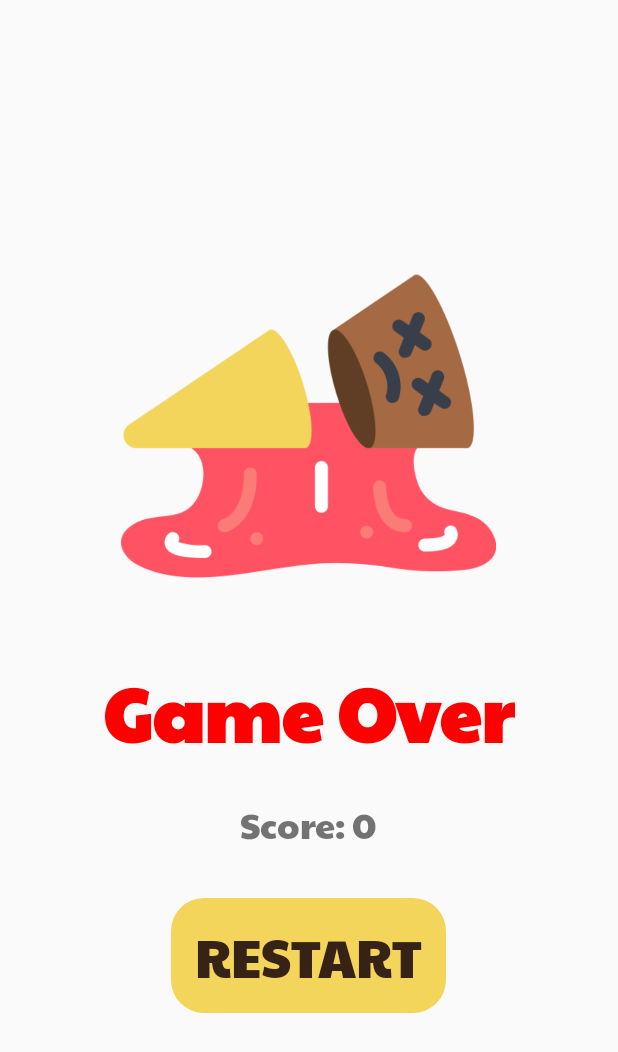
After one commit to SabaAnsari2002/Collecting-Game, an Android app built with Jetpack Compose: the GameOverActivity screen opened directly, with no data from a screen before it, on a phone screen of 412 x 824 dp. The commit adds this screen. Shown: the top 1052 px of the screen. Run offline under Robolectric (Android 15) with nearby library versions, the phone set to English and light mode, and no system bars.

Commit message:
fourth commit

```diff
--- /dev/null
+++ b/app/src/main/java/com/saba/collectinggame/GameOverActivity.kt
@@ -0,0 +1,33 @@
+package com.saba.collectinggame
+
+import android.content.Intent
+import android.os.Bundle
+import android.os.Handler
+import android.widget.Button
+import android.widget.TextView
+import androidx.appcompat.app.AppCompatActivity
+
+class GameOverActivity : AppCompatActivity() {
+
+    override fun onCreate(savedInstanceState: Bundle?) {
+        super.onCreate(savedInstanceState)
+        setContentView(R.layout.activity_game_over)
+
+        val score = intent.getIntExtra("score", 0)
+
+        val scoreTextView: TextView = findViewById(R.id.score_text_view)
+        scoreTextView.text = "Score: $score"
+
+        val restartButton: Button = findViewById(R.id.restart_button)
+
+        // نمایش دکمه restart بعد از چند ثانیه
+        Handler().postDelayed({
+            restartButton.isEnabled = true
+            restartButton.setOnClickListener {
+                val intent = Intent(this, MainActivity::class.java)
+                startActivity(intent)
+                finish()
+            }
+        }, 3000) // دکمه restart بعد از 3 ثانیه فعال می‌شود
+    }
+}
--- /dev/null
+++ b/app/src/main/res/drawable/button_restart.xml
@@ -0,0 +1,11 @@
+<?xml version="1.0" encoding="utf-8"?>
+<shape xmlns:android="http://schemas.android.com/apk/res/android">
+    <solid android:color="#F3D55B"/> <!-- رنگ پس‌زمینه دکمه -->
+    <corners android:radius="22dp"/> <!-- گوشه‌های گرد -->
+    <padding
+        android:left="16dp"
+        android:top="10dp"
+        android:right="16dp"
+        android:bottom="10dp"/>
+
+</shape>
--- /dev/null
+++ b/app/src/main/res/layout/activity_game_over.xml
@@ -0,0 +1,52 @@
+<RelativeLayout xmlns:android="http://schemas.android.com/apk/res/android"
+    android:layout_width="match_parent"
+    android:layout_height="match_parent"
+    android:padding="16dp"
+    android:gravity="center">
+
+    <ImageView
+        android:id="@+id/game_over_icon"
+        android:layout_width="250dp"
+        android:layout_height="250dp"
+        android:src="@drawable/game_over_icon"
+        android:layout_centerHorizontal="true"
+        android:layout_marginTop="10dp"/>
+
+
+    <TextView
+        android:id="@+id/game_over_text_view"
+        android:layout_width="wrap_content"
+        android:layout_height="wrap_content"
+        android:text="Game Over"
+        android:textSize="50sp"
+        android:textStyle="bold"
+        android:layout_below="@id/game_over_icon"
+        android:layout_marginTop="26dp"
+        android:fontFamily="@font/paytone"
+        android:textColor="#FF0000"
+        android:layout_centerHorizontal="true"/>
+
+    <TextView
+        android:id="@+id/score_text_view"
+        android:layout_width="wrap_content"
+        android:layout_height="wrap_content"
+        android:layout_below="@id/game_over_text_view"
+        android:layout_marginTop="16dp"
+        android:textSize="24sp"
+        android:fontFamily="@font/paytone"
+        android:layout_centerHorizontal="true"/>
+
+    <Button
+        android:id="@+id/restart_button"
+        android:layout_width="wrap_content"
+        android:layout_height="wrap_content"
+        android:layout_below="@id/score_text_view"
+        android:layout_marginTop="30dp"
+        android:text="Restart"
+        android:textSize="35sp"
+        android:enabled="false"
+        android:layout_centerHorizontal="true"
+        android:background="@drawable/button_restart"
+        android:textColor="#362315"
+        android:fontFamily="@font/paytone"/>
+</RelativeLayout>
```
Also changed, not shown: app/src/main/AndroidManifest.xml (+8 -3 lines), app/src/main/java/com/saba/collectinggame/GameView.kt (+21 -0 lines), app/src/main/res/layout/activity_home.xml (+6 -6 lines), app/src/main/res/drawable/button_start.xml (renamed from app/src/main/res/drawable/button_background.xml), app/src/main/res/drawable/game_over_icon.png (added).
